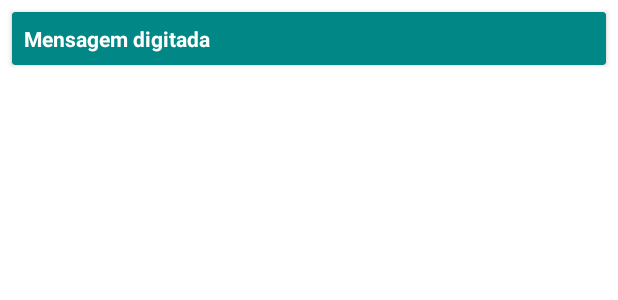
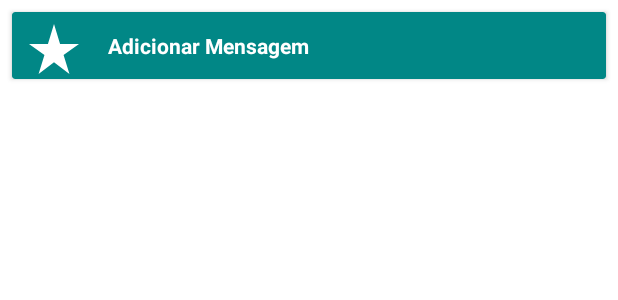
Before and after one commit to CatarineRodrigues/Aula65_Firebase_Authentication, an Android app: the layout message_item.xml on its own in the app's theme, with its tools: preview values and no code run, on a phone screen of 412 x 824 dp. Shown: the top 300 px of the screen. Run offline under Robolectric (Android 15) with nearby library versions, the phone set to English and light mode, and no system bars.

Commit message:
Adicionar bimagem de favoritar mensagem

```diff
--- a/app/src/main/java/br/com/zup/exerciciofirebaseauthentication/ui/createmessage/view/CreateMessageActivity.kt
+++ b/app/src/main/java/br/com/zup/exerciciofirebaseauthentication/ui/createmessage/view/CreateMessageActivity.kt
@@ -74,9 +74,6 @@ class CreateMessageActivity : AppCompatActivity() {
 //        }
 //    }
 
-
-    private lateinit var mensagem: String
-
     private fun addNewMessage() {
         binding.bvAdicionar.setOnClickListener {
             val text = binding.etMessageText.text
--- a/app/src/main/res/layout/message_item.xml
+++ b/app/src/main/res/layout/message_item.xml
@@ -1,19 +1,41 @@
 <?xml version="1.0" encoding="utf-8"?>
 <androidx.cardview.widget.CardView xmlns:android="http://schemas.android.com/apk/res/android"
+    xmlns:app="http://schemas.android.com/apk/res-auto"
     android:id="@+id/cv_message"
     android:layout_width="match_parent"
     android:layout_height="wrap_content"
     android:layout_margin="@dimen/size_8"
     android:backgroundTint="@color/teal_700">
 
-    <TextView
-        android:id="@+id/tv_messageBody"
+    <androidx.constraintlayout.widget.ConstraintLayout
         android:layout_width="match_parent"
-        android:layout_height="wrap_content"
-        android:padding="@dimen/size_8"
-        android:text="@string/mensage"
-        android:textColor="@color/white"
-        android:textSize="@dimen/font_size_14"
-        android:textStyle="bold" />
+        android:layout_height="wrap_content">
+
+        <ImageView
+            android:id="@+id/ic_favorite"
+            android:layout_width="@dimen/size_40"
+            android:layout_height="@dimen/size_40"
+            android:layout_marginLeft="@dimen/size_8"
+            android:contentDescription="@string/description"
+            android:src="@drawable/ic_disfavorite_star"
+            app:layout_constraintStart_toStartOf="parent"
+            app:layout_constraintTop_toTopOf="@id/tv_messageBody" />
+
+        <TextView
+            android:id="@+id/tv_messageBody"
+            android:layout_width="0dp"
+            android:layout_height="wrap_content"
+            android:padding="@dimen/size_8"
+            android:layout_marginLeft="@dimen/size_8"
+            android:text="@string/add_message"
+            android:textColor="@color/white"
+            android:textSize="@dimen/font_size_14"
+            android:textStyle="bold"
+            app:layout_constraintBottom_toBottomOf="parent"
+            app:layout_constraintEnd_toEndOf="parent"
+            app:layout_constraintStart_toEndOf="@id/ic_favorite"
+            app:layout_constraintTop_toTopOf="parent" />
+
+    </androidx.constraintlayout.widget.ConstraintLayout>
 
 </androidx.cardview.widget.CardView>
--- a/app/src/main/res/values/strings.xml
+++ b/app/src/main/res/values/strings.xml
@@ -17,4 +17,5 @@
     <string name="new_message">Digite a nova mensagem</string>
     <string name="insert_your_message">Insira aqui as suas mensagens pessoais</string>
     <string name="favorite_message">Suas mensagens favoritas</string>
+    <string name="description">imagem de uma estrela, para clicar e favoritar a mensagem</string>
 </resources>
```
